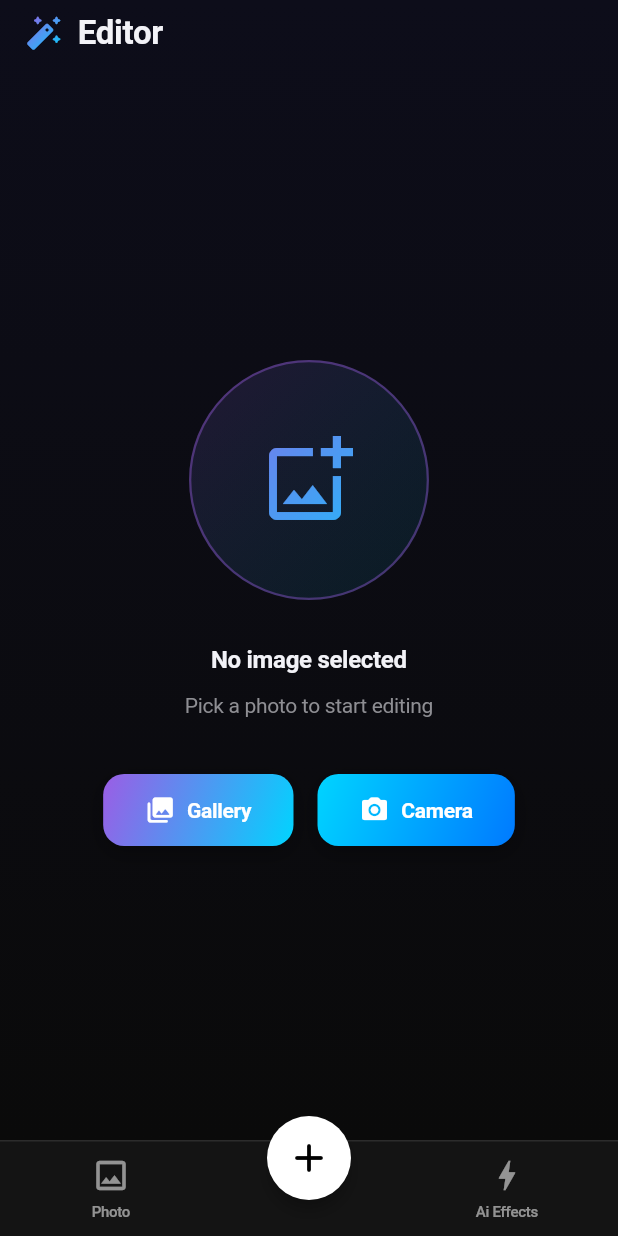
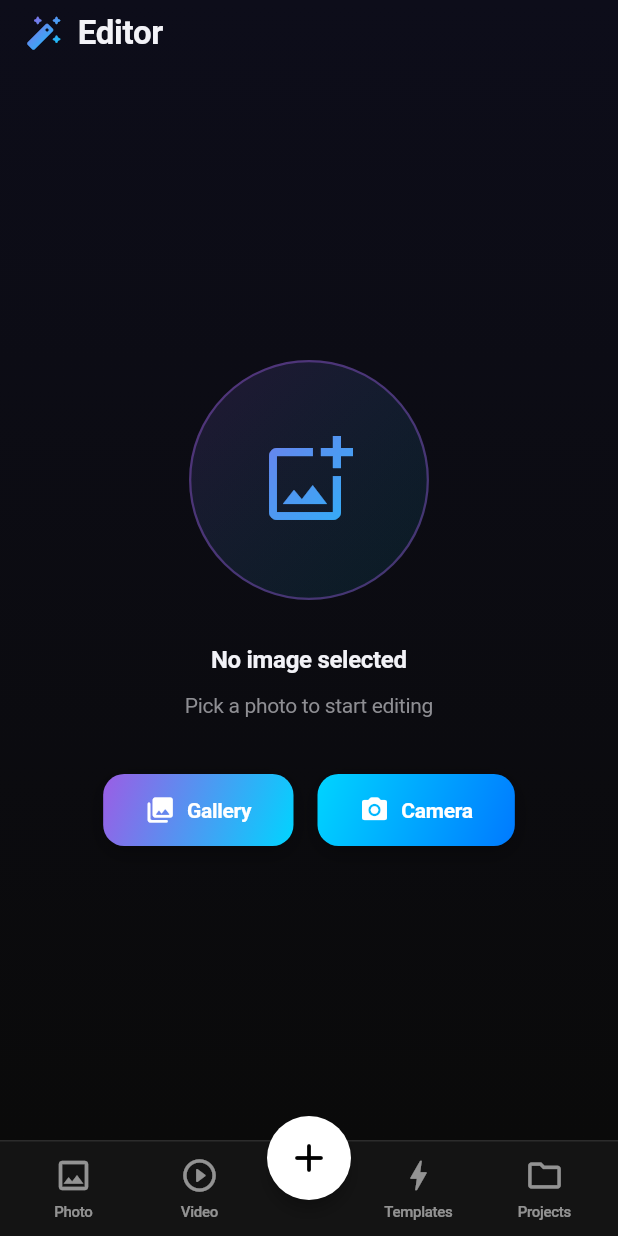
Before and after one commit to kaustabh-das/flowgram, a Flutter app: the EditorScreen screen opened by its route, on a phone screen of 412 x 824 dp. Run offline on Flutter 3.47's test engine with Material 3 defaults, Android fonts, the phone set to English and light mode, and no system bars; our stand-ins replace flutter_image_compress, flutter_riverpod, go_router, google_fonts, hive_flutter, image_picker and 2 more; missing offline and left inert: colorfilter_generator, gal; accounts and stored records are empty; network calls fail.

Commit message:
feat: add 4-tab nav bar, Projects tab, and Save to Projects button

```diff
--- a/lib/app/router/app_router.dart
+++ b/lib/app/router/app_router.dart
@@ -6,6 +6,8 @@ import '../../features/home/presentation/home_screen.dart';
 import '../../features/editor/presentation/editor_screen.dart';
 import '../../features/templates/presentation/templates_screen.dart';
 import '../../features/templates/presentation/story_editor_screen.dart';
+import '../../features/video/presentation/video_screen.dart';
+import '../../features/gallery/presentation/gallery_screen.dart';
 import '../shell/app_shell.dart';
 
 // ── Route paths ──────────────────────────────────────────────────────────────
@@ -14,8 +16,8 @@ abstract class AppRoutes {
   static const editor    = '/editor';
   static const templates = '/templates';
   static const storyEditor = '/story_editor';
-  // Legacy – keeping gallery accessible but not in bottom nav
-  static const gallery   = '/gallery';
+  static const video     = '/video';
+  static const projects  = '/projects';
 }
 
 // ── Router provider ──────────────────────────────────────────────────────────
@@ -31,6 +33,18 @@ final appRouterProvider = Provider<GoRouter>((ref) {
             path: AppRoutes.home,
             pageBuilder: (context, state) => const NoTransitionPage(
               child: HomeScreen(),
+            ),
+          ),
+          GoRoute(
+            path: AppRoutes.video,
+            pageBuilder: (context, state) => const NoTransitionPage(
+              child: VideoScreen(),
+            ),
+          ),
+          GoRoute(
+            path: AppRoutes.projects,
+            pageBuilder: (context, state) => const NoTransitionPage(
+              child: GalleryScreen(),
             ),
           ),
           GoRoute(
--- a/lib/app/shell/app_shell.dart
+++ b/lib/app/shell/app_shell.dart
@@ -12,12 +12,14 @@ class AppShell extends StatelessWidget {
 
   static const _routes = [
     AppRoutes.home,
-    AppRoutes.editor,
+    AppRoutes.video,
     AppRoutes.templates,
+    AppRoutes.projects,
   ];
 
   int _routeToIndex(BuildContext context) {
     final location = GoRouterState.of(context).uri.toString();
+    if (location.startsWith(AppRoutes.editor) || location.startsWith(AppRoutes.storyEditor)) return -1;
     for (int i = _routes.length - 1; i >= 0; i--) {
       if (location.startsWith(_routes[i])) return i;
     }
@@ -53,7 +55,7 @@ class AppShell extends StatelessWidget {
           border: Border(top: BorderSide(color: Colors.white10, width: 1)),
         ),
         child: Row(
-          mainAxisAlignment: MainAxisAlignment.spaceAround,
+          mainAxisAlignment: MainAxisAlignment.spaceEvenly,
           children: [
             _AnimatedNavItem(
               icon: Icons.image_outlined,
@@ -62,13 +64,27 @@ class AppShell extends StatelessWidget {
               isSelected: currentIndex == 0,
               onTap: () => context.go(AppRoutes.home),
             ),
+            _AnimatedNavItem(
+              icon: Icons.play_circle_outline_rounded,
+              activeIcon: Icons.play_circle_filled_rounded,
+              label: 'Video',
+              isSelected: currentIndex == 1,
+              onTap: () => context.go(AppRoutes.video),
+            ),
             const SizedBox(width: 48),
             _AnimatedNavItem(
               icon: Icons.bolt_outlined,
               activeIcon: Icons.bolt_rounded,
-              label: 'Ai Effects',
+              label: 'Templates',
               isSelected: currentIndex == 2,
               onTap: () => context.go(AppRoutes.templates),
+            ),
+            _AnimatedNavItem(
+              icon: Icons.folder_outlined,
+              activeIcon: Icons.folder_rounded,
+              label: 'Projects',
+              isSelected: currentIndex == 3,
+              onTap: () => context.go(AppRoutes.projects),
             ),
           ],
         ),
@@ -98,7 +114,7 @@ class _AnimatedNavItem extends StatelessWidget {
       onTap: onTap,
       behavior: HitTestBehavior.opaque,
       child: SizedBox(
-        width: 80,
+        width: 70,
         height: 64,
         child: Column(
           mainAxisAlignment: MainAxisAlignment.center,
--- a/lib/features/gallery/presentation/gallery_screen.dart
+++ b/lib/features/gallery/presentation/gallery_screen.dart
@@ -20,7 +20,7 @@ class GalleryScreen extends ConsumerWidget {
     return Scaffold(
       backgroundColor: AppColors.background,
       appBar: AppBar(
-        title: const Text(AppStrings.galleryTitle),
+        title: const Text('Projects'),
         actions: [
           IconButton(
             icon: const Icon(Icons.add_rounded),
```
Also changed, not shown: lib/features/editor/presentation/editor_screen.dart (+37 -0 lines), lib/features/templates/presentation/story_editor_screen.dart (+42 -0 lines), lib/features/video/presentation/video_screen.dart (added, +21 -0 lines).
